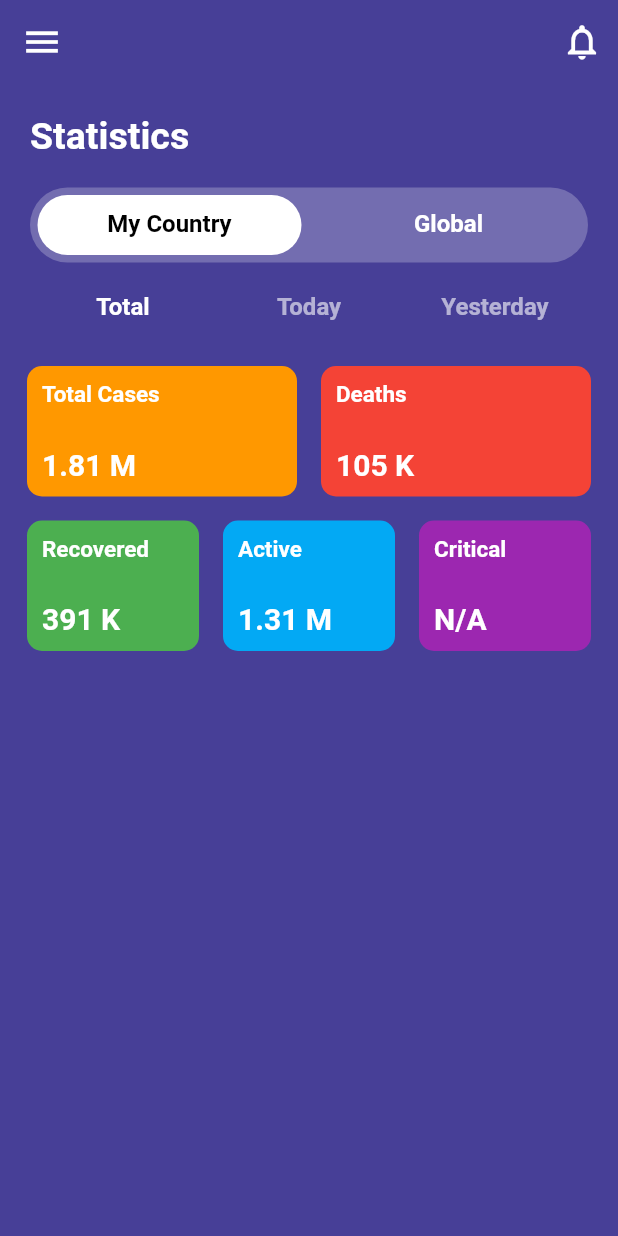
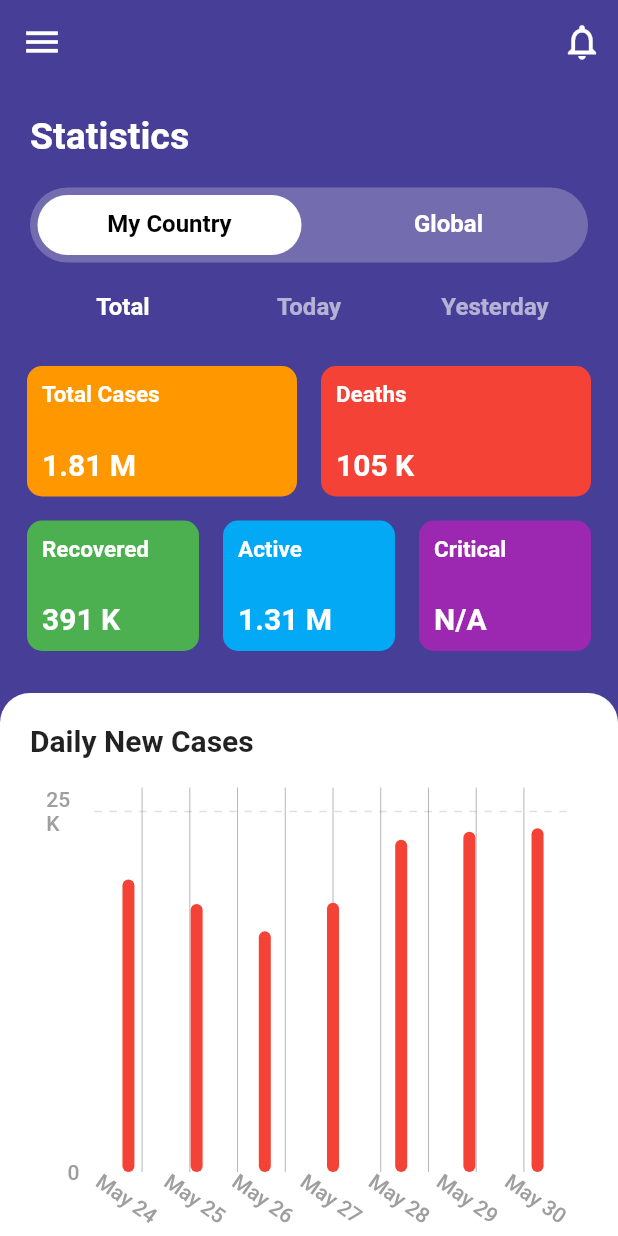
Before and after one commit to TomasKulik/Covid19DasboardUI, a Flutter app: the StatsScreen screen opened directly, on a phone screen of 412 x 824 dp. Run offline on Flutter 3.47's test engine with Material 2 defaults, Android fonts, the phone set to English and light mode, and no system bars; drawn by our look-alikes of fl_chart; our stand-ins replace bubble_tab_indicator.

Commit message:
New Cases Bar Chart

```diff
--- a/lib/screens/stats_screen.dart
+++ b/lib/screens/stats_screen.dart
@@ -1,6 +1,7 @@
 import 'package:bubble_tab_indicator/bubble_tab_indicator.dart';
 import 'package:covid19_dasboard_ui/config.dart/palette.dart';
 import 'package:covid19_dasboard_ui/config.dart/styles.dart';
+import 'package:covid19_dasboard_ui/data/data.dart';
 import 'package:covid19_dasboard_ui/widgets/custom_app_bar.dart';
 import 'package:covid19_dasboard_ui/widgets/widgets.dart';
 import 'package:flutter/material.dart';
@@ -26,6 +27,12 @@ class _StatsScreenState extends State<StatsScreen> {
             padding: const EdgeInsets.symmetric(horizontal: 10.0),
             sliver: SliverToBoxAdapter(
               child: StatsGrid(),
+            ),
+          ),
+          SliverPadding(
+            padding: const EdgeInsets.only(top: 20.0),
+            sliver: SliverToBoxAdapter(
+              child: CovidBarChart(covidCases: covidUSADailyNewCases),
             ),
           ),
         ],
--- /dev/null
+++ b/lib/widgets/covid_bar_chart.dart
@@ -0,0 +1,118 @@
+import 'package:covid19_dasboard_ui/config.dart/styles.dart';
+import 'package:fl_chart/fl_chart.dart';
+import 'package:flutter/material.dart';
+
+class CovidBarChart extends StatelessWidget {
+  final List<double> covidCases;
+
+  const CovidBarChart({
+    Key key,
+    @required this.covidCases,
+  }) : super(key: key);
+
+  @override
+  Widget build(BuildContext context) {
+    return Container(
+      height: 370.0,
+      decoration: BoxDecoration(
+        color: Colors.white,
+        borderRadius: BorderRadius.only(
+          topLeft: Radius.circular(20.0),
+          topRight: Radius.circular(20.0),
+        ),
+      ),
+      child: Column(
+        children: [
+          Container(
+            padding: const EdgeInsets.all(20.0),
+            alignment: Alignment.centerLeft,
+            child: Text(
+              'Daily New Cases',
+              style: const TextStyle(
+                fontSize: 20.0,
+                fontWeight: FontWeight.bold,
+              ),
+            ),
+          ),
+          Container(
+            width: MediaQuery.of(context).size.width * 0.85,
+            child: BarChart(
+              BarChartData(
+                alignment: BarChartAlignment.spaceAround,
+                maxY: 16.0,
+                barTouchData: BarTouchData(enabled: false),
+                titlesData: FlTitlesData(
+                  show: true,
+                  bottomTitles: SideTitles(
+                    margin: 10.0,
+                    showTitles: true,
+                    textStyle: Styles.chartLabelsTextStyle,
+                    rotateAngle: 35.0,
+                    getTitles: (double value) {
+                      switch (value.toInt()) {
+                        case 0:
+                          return 'May 24';
+                        case 1:
+                          return 'May 25';
+                        case 2:
+                          return 'May 26';
+                        case 3:
+                          return 'May 27';
+                        case 4:
+                          return 'May 28';
+                        case 5:
+                          return 'May 29';
+                        case 6:
+                          return 'May 30';
+                        default:
+                          return '';
+                      }
+                    },
+                  ),
+                  leftTitles: SideTitles(
+                    margin: 10.0,
+                    showTitles: true,
+                    textStyle: Styles.chartLabelsTextStyle,
+                    getTitles: (value) {
+                      if (value == 0) {
+                        return '0';
+                      } else if (value % 3 == 0) {
+                        return '${value ~/ 3 * 5}K';
+                      }
+                      return '';
+                    },
+                  ),
+                ),
+                gridData: FlGridData(
+                  show: true,
+                  checkToShowHorizontalLine: (value) => value % 3 == 0,
+                  getDrawingHorizontalLine: (value) => FlLine(
+                    color: Colors.black12,
+                    strokeWidth: 1.0,
+                    dashArray: [5],
+                  ),
+                ),
+                borderData: FlBorderData(show: false),
+                barGroups: covidCases
+                    .asMap()
+                    .map((key, value) => MapEntry(
+                        key,
+                        BarChartGroupData(
+                          x: key,
+                          barRods: [
+                            BarChartRodData(
+                              y: value,
+                              color: Colors.red,
+                            ),
+                          ],
+                        )))
+                    .values
+                    .toList(),
+              ),
+            ),
+          ),
+        ],
+      ),
+    );
+  }
+}
--- a/lib/widgets/widgets.dart
+++ b/lib/widgets/widgets.dart
@@ -1,3 +1,4 @@
 export 'custom_app_bar.dart';
 export 'country_dropdown.dart';
 export 'stats_grid.dart';
+export 'covid_bar_chart.dart';
```
